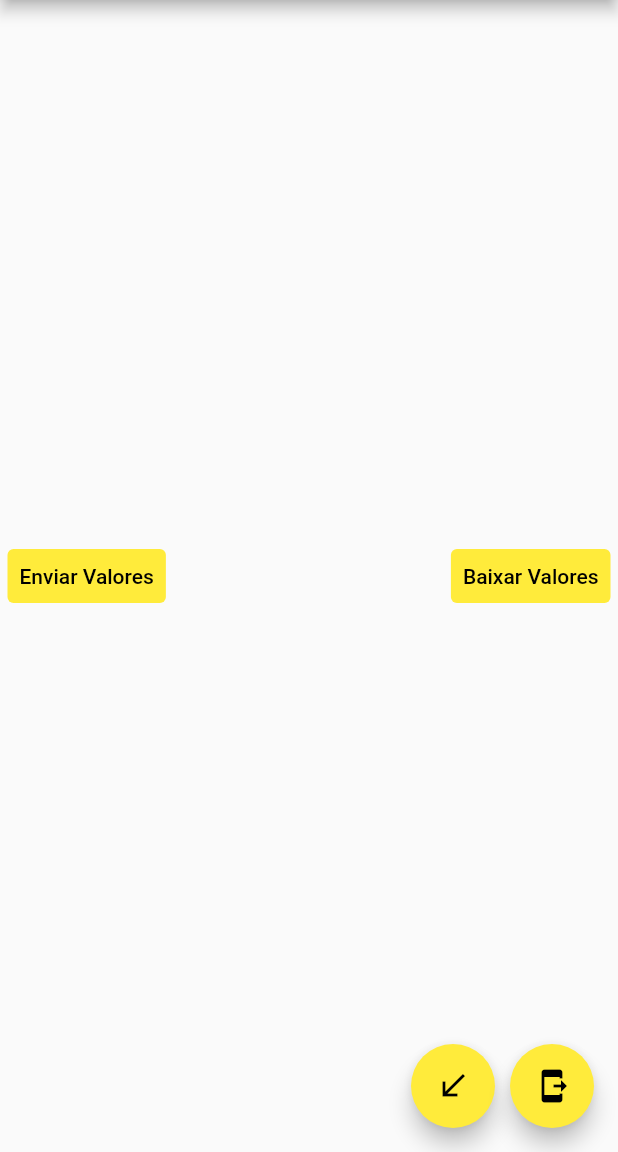
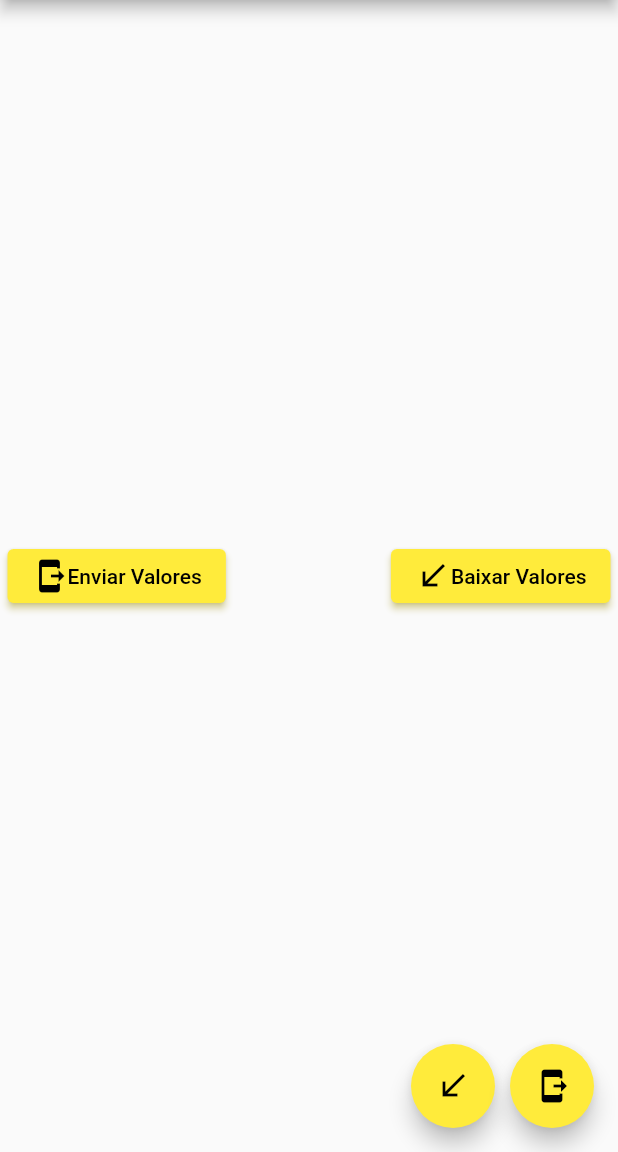
Before and after one commit to PauloSTDev/flutter_firebase_study, a Flutter app: the screen it shows after launch, on a phone screen of 412 x 824 dp, the part 84-1236 px from its top. Run offline on Flutter 3.47's test engine with Material 2 defaults, Android fonts, the phone set to English and light mode, and no system bars; our stand-ins replace firebase_core, firebase_database; accounts and stored records are empty.

Commit message:
Adiciona Icons nos botões

```diff
--- a/lib/screens/home_page.dart
+++ b/lib/screens/home_page.dart
@@ -29,21 +29,31 @@ class _HomePageState extends State<HomePage> {
           mainAxisAlignment: MainAxisAlignment.spaceBetween,
           children: [
             Center(
-              child: TextButton(
-                style: TextButton.styleFrom(
-                  backgroundColor: Colors.yellow,
+              child: ElevatedButton(
+                style: ElevatedButton.styleFrom(
+                  shadowColor: Colors.yellow,
                 ),
                 onPressed: () {},
-                child: Text("Enviar Valores", style: TextStyle(color: Colors.black),),
+                child: Row(
+                  children: [
+                    Icon(Icons.send_to_mobile),
+                    Text("Enviar Valores", style: TextStyle(color: Colors.black),),
+                  ],
+                ),
               ),
             ),
             Center(
-              child: TextButton(
-                style: TextButton.styleFrom(
-                    backgroundColor: Colors.yellow,
+              child: ElevatedButton(
+                style: ElevatedButton.styleFrom(
+                    shadowColor: Colors.yellow,
                 ),
                 onPressed: () {},
-                child: Text("Baixar Valores", style: TextStyle(color: Colors.black),),
+                child: Row(
+                  children: [
+                    Icon(Icons.call_received),
+                    Text("Baixar Valores", style: TextStyle(color: Colors.black),),
+                  ],
+                ),
               ),
             ),
           ],
```
